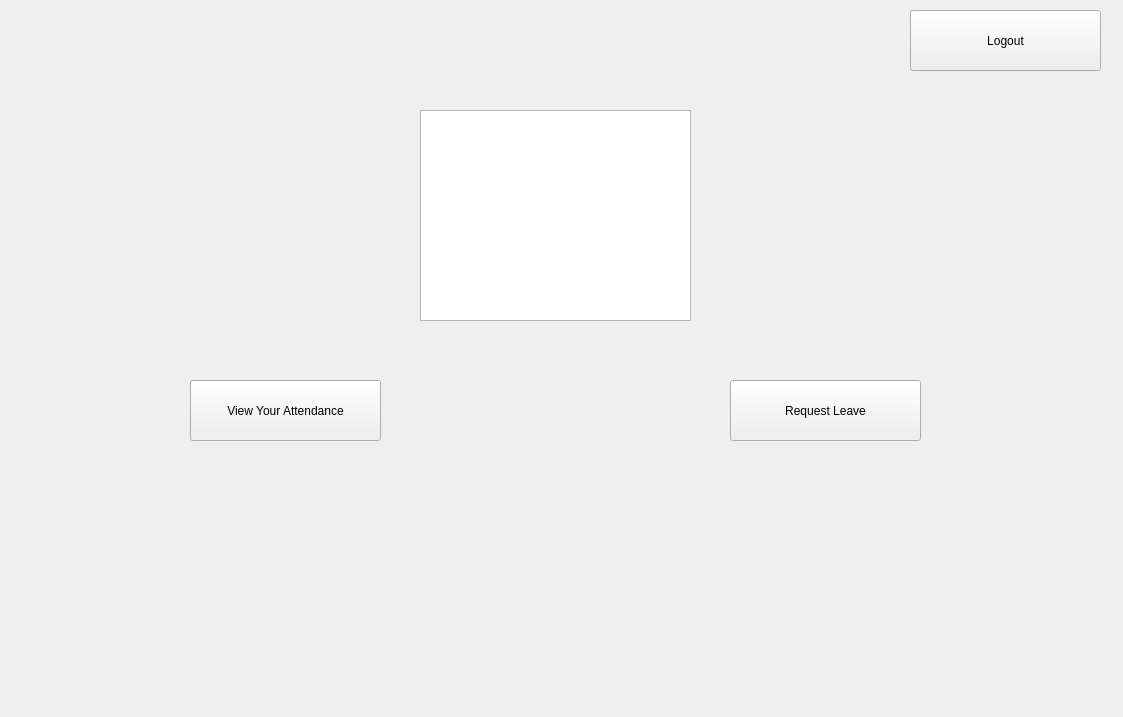
markhan101/Maintendance, file Maintendance/generalemployeelogin.ui: the form before one commit.
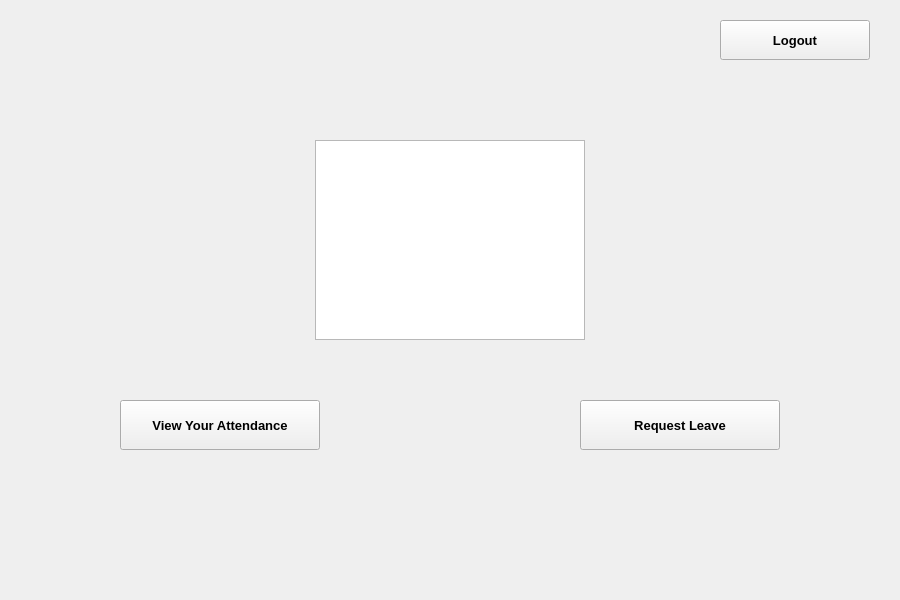
The form after the commit. Icons and pictures are not drawn.

The edit to the form file:
```diff
--- a/Maintendance/generalemployeelogin.ui
+++ b/Maintendance/generalemployeelogin.ui
@@ -6,8 +6,8 @@
    <rect>
     <x>0</x>
     <y>0</y>
-    <width>1123</width>
-    <height>717</height>
+    <width>900</width>
+    <height>600</height>
    </rect>
   </property>
   <property name="windowTitle">
@@ -16,10 +16,10 @@
   <widget class="QGraphicsView" name="genEmpPic">
    <property name="geometry">
     <rect>
-     <x>420</x>
-     <y>110</y>
-     <width>271</width>
-     <height>211</height>
+     <x>315</x>
+     <y>140</y>
+     <width>270</width>
+     <height>200</height>
     </rect>
    </property>
    <property name="whatsThis">
@@ -29,12 +29,18 @@
   <widget class="QPushButton" name="viewAttendanceButton">
    <property name="geometry">
     <rect>
-     <x>190</x>
-     <y>380</y>
-     <width>191</width>
-     <height>61</height>
+     <x>120</x>
+     <y>400</y>
+     <width>200</width>
+     <height>50</height>
     </rect>
    </property>
+   <property name="font">
+    <font>
+     <pointsize>10</pointsize>
+     <bold>true</bold>
+    </font>
+   </property>
    <property name="text">
     <string>View Your Attendance</string>
    </property>
@@ -42,12 +48,18 @@
   <widget class="QPushButton" name="requestLeaveButton">
    <property name="geometry">
     <rect>
-     <x>730</x>
-     <y>380</y>
-     <width>191</width>
-     <height>61</height>
+     <x>580</x>
+     <y>400</y>
+     <width>200</width>
+     <height>50</height>
     </rect>
    </property>
+   <property name="font">
+    <font>
+     <pointsize>10</pointsize>
+     <bold>true</bold>
+    </font>
+   </property>
    <property name="text">
     <string>Request Leave</string>
    </property>
@@ -55,12 +67,18 @@
   <widget class="QPushButton" name="logoutButton">
    <property name="geometry">
     <rect>
-     <x>910</x>
-     <y>10</y>
-     <width>191</width>
-     <height>61</height>
+     <x>720</x>
+     <y>20</y>
+     <width>150</width>
+     <height>40</height>
     </rect>
    </property>
+   <property name="font">
+    <font>
+     <pointsize>10</pointsize>
+     <bold>true</bold>
+    </font>
+   </property>
    <property name="text">
     <string>Logout</string>
    </property>
```
Left out of the diff: 2 changed lines with no effect on the pictures.
